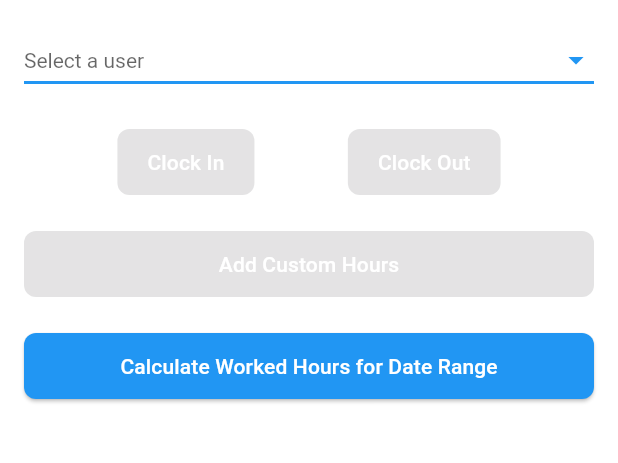
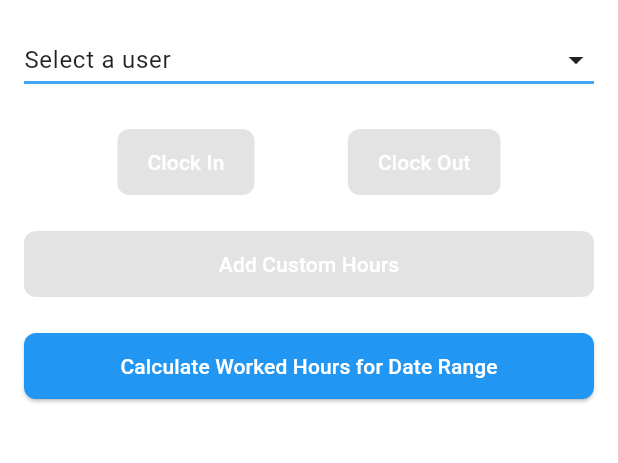
Before and after one commit to frangu617/work_hours_tracker_flutter, a Flutter app: the screen it shows after launch, on a phone screen of 412 x 824 dp, the part 84-547 px from its top. Run offline on Flutter 3.47's test engine with Material 3 defaults, Android fonts, the phone set to English and light mode, and no system bars; our stand-ins replace sqflite_common_ffi, sqflite_common_ffi_web; accounts and stored records are empty.

Commit message:
figured some things out about styling

```diff
--- a/lib/screens/home_screen.dart
+++ b/lib/screens/home_screen.dart
@@ -234,29 +234,21 @@ class _HomeScreenState extends State<HomeScreen> {
             crossAxisAlignment: CrossAxisAlignment.stretch,
             children: [
               // Dropdown to select a user
-              SizedBox(
-                width: double.infinity,
-                child: DropdownButton<User>(
+              DropdownButton<User>(
                 isExpanded: true,
                 value: _selectedUser,
-                  hint: const Text('Select a user'),
+                hint: Text(
+                  'Select a user',
+                  style: _isDarkMode
+                      ? AppTheme.darkTheme.textTheme.bodyLarge : AppTheme.lightTheme.textTheme.bodyLarge,
+                       // Uses theme text color
+                ),
                 items: _users.map((user) {
                   return DropdownMenuItem<User>(
                     value: user,
-                      child: Row(
-                        children: [
-                          Expanded(
-                            child: Text(user.name),
-                          ),
-                          if (_isEditMode)
-                            IconButton(
-                              icon: const Icon(Icons.delete, color: Colors.red),
-                              onPressed: () async {
-                                await _dbHelper.deleteUser(user.id!);
-                                _loadUsers();
-                              },
-                            ),
-                        ],
+                    child: Text(
+                      user.name,
+                      style: _isDarkMode ? AppTheme.darkTheme.textTheme.bodyLarge : AppTheme.lightTheme.textTheme.bodyLarge, // Uses theme text color
                     ),
                   );
                 }).toList(),
@@ -267,18 +259,21 @@ class _HomeScreenState extends State<HomeScreen> {
                   });
                   _loadEntries();
                 },
-                  dropdownColor: _isDarkMode ? Colors.grey[800] : Colors.white,
-                  style: TextStyle(
-                      color: Theme.of(context).textTheme.bodyLarge?.color),
-                  icon: const Icon(Icons.arrow_drop_down, color: Colors.blue),
+                dropdownColor: Theme.of(context)
+                    .scaffoldBackgroundColor, // Matches theme background
+                style: Theme.of(context)
+                    .textTheme
+                    .bodyLarge, // Ensures selected item follows theme
+                icon: Icon(Icons.arrow_drop_down,
+                    color: Theme.of(context).iconTheme.color),
                 underline: Container(
                   height: 2,
-                    color: Colors.blue,
+                  color: Theme.of(context)
+                      .primaryColor, // Uses theme primary color for underline
                 ),
               ),
-              ),
+
               const SizedBox(height: 20),
-
               // Clock In/Out Buttons
               Row(
                 mainAxisAlignment: MainAxisAlignment.spaceEvenly,
--- a/lib/theme/app_theme.dart
+++ b/lib/theme/app_theme.dart
@@ -2,10 +2,10 @@ import 'package:flutter/material.dart';
 
 class AppTheme {
   static final ThemeData lightTheme = ThemeData(
-    primaryColor: Colors.blue,
+    primaryColor: Colors.blue.shade400,
     scaffoldBackgroundColor: Colors.white,
-    cardTheme: const CardTheme(
-      color: Colors.white, // Card background color in light mode
+    cardTheme: CardTheme(
+      color: Colors.white54, // Card background color in light mode
     ),
     appBarTheme: const AppBarTheme(
       backgroundColor: Colors.blue,
@@ -14,6 +14,14 @@ class AppTheme {
     textTheme: const TextTheme(
       bodyLarge: TextStyle(color: Colors.black87), // Default text color
       bodyMedium: TextStyle(color: Colors.black87), // Default text color
+    ),
+    dropdownMenuTheme: DropdownMenuThemeData(
+      textStyle: const TextStyle(
+          color: Colors.black87), // Ensures dropdown text is black
+      menuStyle: MenuStyle(
+        backgroundColor: WidgetStatePropertyAll(
+            Colors.white), // Light mode dropdown background
+      ),
     ),
   );
 
@@ -31,5 +39,13 @@ class AppTheme {
       bodyLarge: TextStyle(color: Colors.white), // Default text color
       bodyMedium: TextStyle(color: Colors.white), // Default text color
     ),
+    dropdownMenuTheme: DropdownMenuThemeData(
+      textStyle: const TextStyle(
+          color: Colors.white), // Ensures dropdown text is white
+      menuStyle: MenuStyle(
+        backgroundColor: WidgetStatePropertyAll(
+            Colors.white70), // Dark mode dropdown background
+      ),
+    ),
   );
 }
```
Lines whose indentation alone changed are shown as unchanged.
